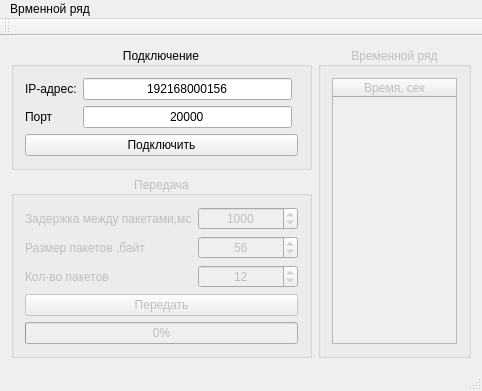
First picture: the form in tcp_hurst/mainwindow.ui, repository svetloffyaroslav/HurstBurst, before the edit.
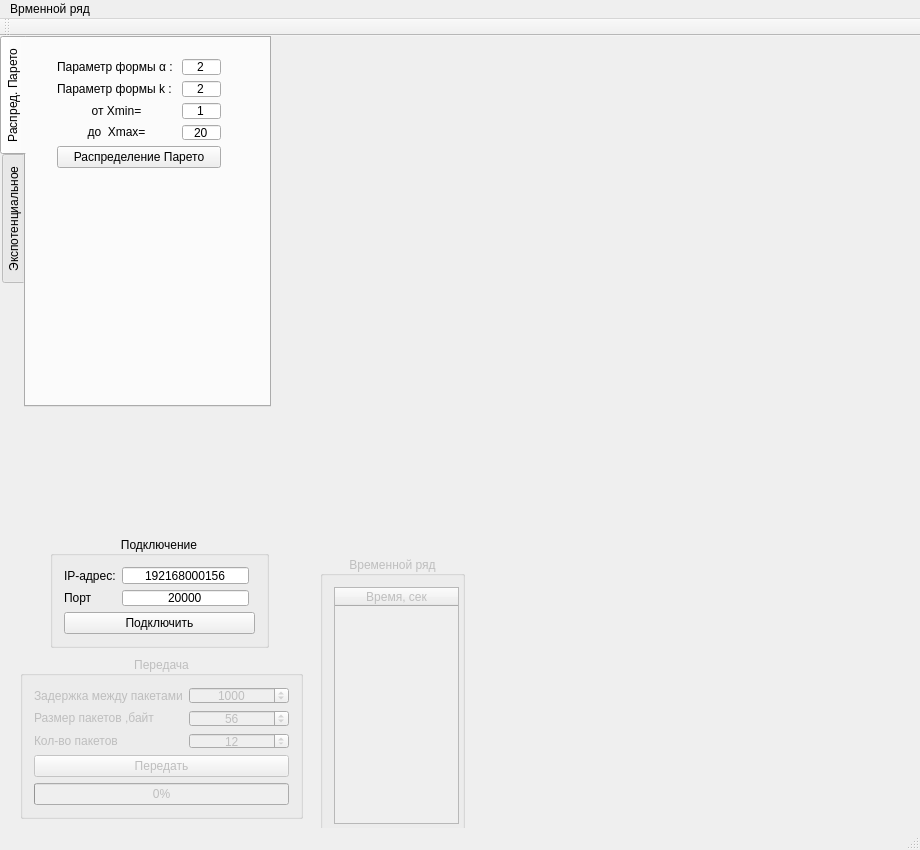
Second picture: the form after the edit. Custom widgets are drawn as their Qt base class.

Commit message: Работает распределение Парето

```diff
--- a/tcp_hurst/mainwindow.ui
+++ b/tcp_hurst/mainwindow.ui
@@ -6,17 +6,23 @@
    <rect>
     <x>0</x>
     <y>0</y>
-    <width>452</width>
-    <height>352</height>
+    <width>920</width>
+    <height>850</height>
    </rect>
   </property>
   <property name="windowTitle">
    <string>HURST BURST | TCP client</string>
   </property>
   <widget class="QWidget" name="centralWidget">
-   <layout class="QGridLayout" name="gridLayout_9">
-    <item row="0" column="0">
      <widget class="QGroupBox" name="groupBox_Connection">
+    <property name="geometry">
+     <rect>
+      <x>50</x>
+      <y>500</y>
+      <width>219</width>
+      <height>112</height>
+     </rect>
+    </property>
       <property name="title">
        <string>Подключение</string>
       </property>
@@ -82,12 +88,18 @@
        </item>
       </layout>
      </widget>
-    </item>
-    <item row="0" column="1" rowspan="2">
      <widget class="QGroupBox" name="groupBox_TimeRow">
       <property name="enabled">
        <bool>false</bool>
       </property>
+    <property name="geometry">
+     <rect>
+      <x>320</x>
+      <y>520</y>
+      <width>145</width>
+      <height>282</height>
+     </rect>
+    </property>
       <property name="title">
        <string>Временной ряд</string>
       </property>
@@ -124,12 +136,18 @@
        </item>
       </layout>
      </widget>
-    </item>
-    <item row="1" column="0">
      <widget class="QGroupBox" name="groupBox_Transmission">
       <property name="enabled">
        <bool>false</bool>
       </property>
+    <property name="geometry">
+     <rect>
+      <x>20</x>
+      <y>620</y>
+      <width>283</width>
+      <height>163</height>
+     </rect>
+    </property>
       <property name="title">
        <string>Передача</string>
       </property>
@@ -248,15 +266,150 @@
        </item>
       </layout>
      </widget>
-    </item>
-   </layout>
+   <widget class="QCustomPlot" name="widget_graph" native="true">
+    <property name="geometry">
+     <rect>
+      <x>290</x>
+      <y>10</y>
+      <width>431</width>
+      <height>241</height>
+     </rect>
+    </property>
+   </widget>
+   <widget class="QTabWidget" name="tabWidget">
+    <property name="geometry">
+     <rect>
+      <x>0</x>
+      <y>0</y>
+      <width>271</width>
+      <height>371</height>
+     </rect>
+    </property>
+    <property name="tabPosition">
+     <enum>QTabWidget::West</enum>
+    </property>
+    <property name="currentIndex">
+     <number>0</number>
+    </property>
+    <widget class="QWidget" name="tab">
+     <attribute name="title">
+      <string>Распред. Парето</string>
+     </attribute>
+     <widget class="QWidget" name="layoutWidget">
+      <property name="geometry">
+       <rect>
+        <x>20</x>
+        <y>10</y>
+        <width>186</width>
+        <height>131</height>
+       </rect>
+      </property>
+      <layout class="QGridLayout" name="gridLayout_11">
+       <item row="0" column="0">
+        <layout class="QGridLayout" name="gridLayout_10">
+         <item row="0" column="0">
+          <widget class="QLabel" name="label_6">
+           <property name="text">
+            <string>Параметр формы α : </string>
+           </property>
+          </widget>
+         </item>
+         <item row="1" column="0">
+          <widget class="QLabel" name="label_7">
+           <property name="text">
+            <string>Параметр формы k : </string>
+           </property>
+          </widget>
+         </item>
+         <item row="2" column="0">
+          <widget class="QLabel" name="label_8">
+           <property name="text">
+            <string>от Xmin=</string>
+           </property>
+           <property name="alignment">
+            <set>Qt::AlignCenter</set>
+           </property>
+          </widget>
+         </item>
+         <item row="3" column="0">
+          <widget class="QLabel" name="label_9">
+           <property name="text">
+            <string>до  Xmax=</string>
+           </property>
+           <property name="alignment">
+            <set>Qt::AlignCenter</set>
+           </property>
+          </widget>
+         </item>
+        </layout>
+       </item>
+       <item row="0" column="1">
+        <layout class="QGridLayout" name="gridLayout_9">
+         <item row="0" column="0">
+          <widget class="QLineEdit" name="lineEdit_Pareto_a">
+           <property name="text">
+            <string>2</string>
+           </property>
+           <property name="alignment">
+            <set>Qt::AlignCenter</set>
+           </property>
+          </widget>
+         </item>
+         <item row="1" column="0">
+          <widget class="QLineEdit" name="lineEdit_Pareto_k">
+           <property name="text">
+            <string>2</string>
+           </property>
+           <property name="alignment">
+            <set>Qt::AlignCenter</set>
+           </property>
+          </widget>
+         </item>
+         <item row="2" column="0">
+          <widget class="QLineEdit" name="lineEdit_Xmin">
+           <property name="text">
+            <string>1</string>
+           </property>
+           <property name="alignment">
+            <set>Qt::AlignCenter</set>
+           </property>
+          </widget>
+         </item>
+         <item row="3" column="0">
+          <widget class="QLineEdit" name="lineEdit_Xmax">
+           <property name="text">
+            <string>20</string>
+           </property>
+           <property name="alignment">
+            <set>Qt::AlignCenter</set>
+           </property>
+          </widget>
+         </item>
+        </layout>
+       </item>
+       <item row="1" column="0" colspan="2">
+        <widget class="QPushButton" name="pushButton_Pareto">
+         <property name="text">
+          <string>Распределение Парето</string>
+         </property>
+        </widget>
+       </item>
+      </layout>
+     </widget>
+    </widget>
+    <widget class="QWidget" name="tab_2">
+     <attribute name="title">
+      <string>Экспотенциальное</string>
+     </attribute>
+    </widget>
+   </widget>
   </widget>
   <widget class="QMenuBar" name="menuBar">
    <property name="geometry">
     <rect>
      <x>0</x>
      <y>0</y>
-     <width>452</width>
+     <width>920</width>
      <height>21</height>
     </rect>
    </property>
@@ -284,6 +437,14 @@
   </action>
  </widget>
  <layoutdefault spacing="6" margin="11"/>
+ <customwidgets>
+  <customwidget>
+   <class>QCustomPlot</class>
+   <extends>QWidget</extends>
+   <header>qcustomplot.h</header>
+   <container>1</container>
+  </customwidget>
+ </customwidgets>
  <resources/>
  <connections/>
 </ui>
```
Lines whose indentation alone changed are shown as unchanged. The commit also changes 3 other files.
